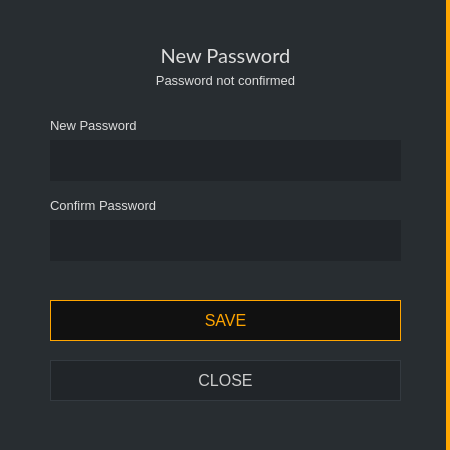
Qt form src/gui/ui/newpassworddialog.ui (ConcealNetwork/conceal-desktop) before a commit.
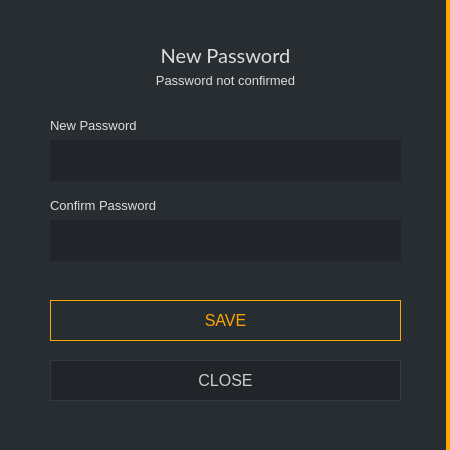
The same form after that commit.

What changed in the file:
```diff
--- a/src/gui/ui/newpassworddialog.ui
+++ b/src/gui/ui/newpassworddialog.ui
@@ -251,7 +251,7 @@
        </font>
       </property>
       <property name="styleSheet">
-       <string notr="true">QPushButton#m_okButton {color: orange; background-color: #111111; border: 1px solid orange; font-size: 16px;}
+       <string notr="true">QPushButton#m_okButton {color: orange;  border: 1px solid orange; font-size: 16px;}
 
 QPushButton#m_okButton:hover {color: orange; background-color: #111111; border: 2px solid orange; font-size: 16px;}</string>
       </property>
```
Left out of the diff: 2 changed lines with no effect on the pictures.
